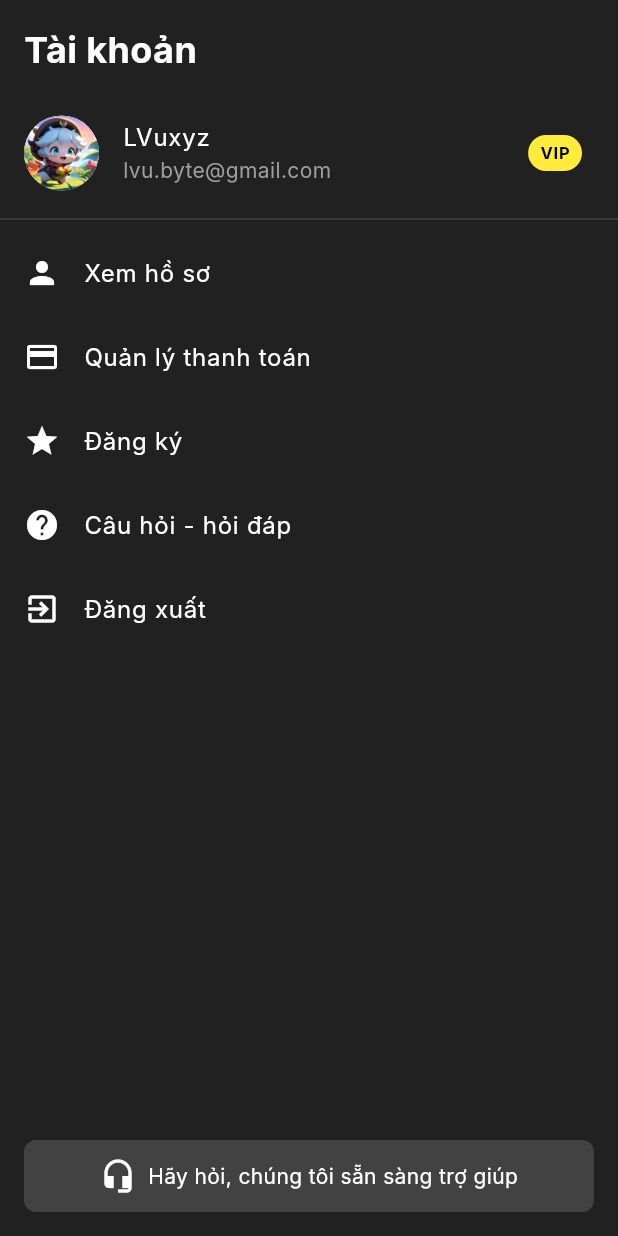
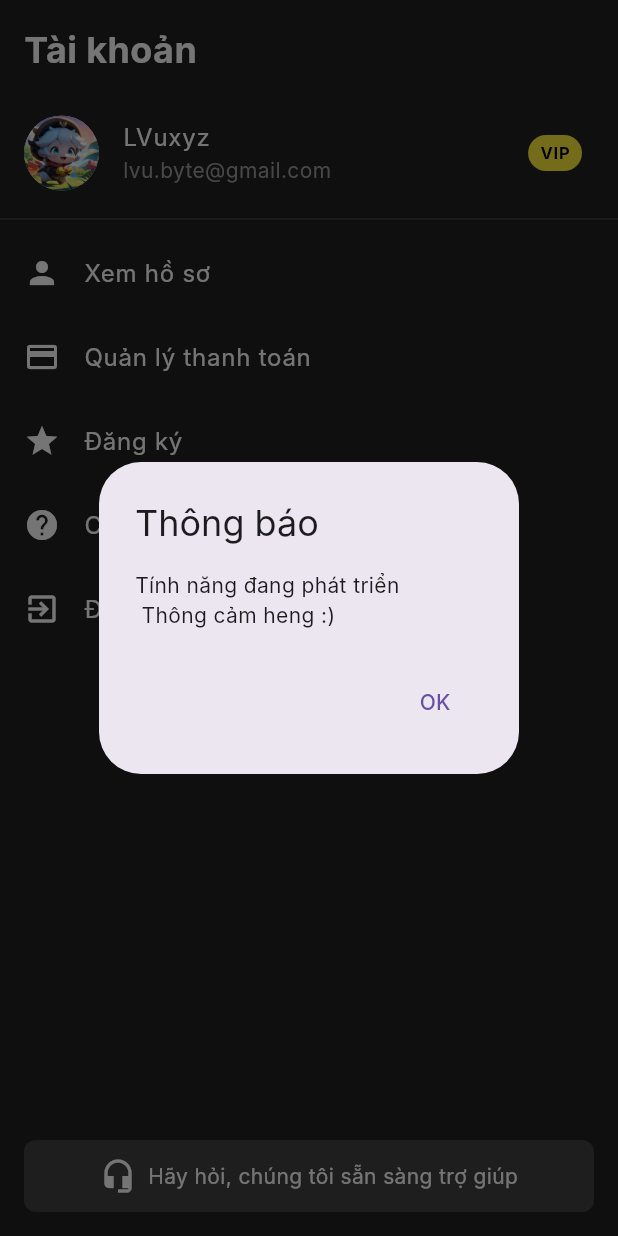
Before and after one commit to huychiendev/Truyen4K-Mobile, a Flutter app: the ProfileScreen screen opened directly, after a tap on "Câu hỏi - hỏi đáp", on a phone screen of 412 x 824 dp. Run offline on Flutter 3.47's test engine with Material 3 defaults, Android fonts, the phone set to English and light mode, and no system bars; our stand-ins replace font_awesome_flutter, shared_preferences; accounts and stored records are empty; network calls fail; Roboto replaces fonts that are missing (Inter).

Commit message:
update chi tiết truyện , truyện > chương

```diff
--- a/lib/screens/item_truyen/chapter_detail_screen.dart
+++ b/lib/screens/item_truyen/chapter_detail_screen.dart
@@ -116,6 +116,7 @@ class _ChapterDetailScreenState extends State<ChapterDetailScreen> {
                     child: Text('Previous Chapter'),
                     style: ElevatedButton.styleFrom(
                       backgroundColor: Colors.blue,
+                      foregroundColor: Colors.white, // Set text color to white
                     ),
                   ),
                 ElevatedButton(
@@ -134,6 +135,7 @@ class _ChapterDetailScreenState extends State<ChapterDetailScreen> {
                   child: Text('Next Chapter'),
                   style: ElevatedButton.styleFrom(
                     backgroundColor: Colors.blue,
+                    foregroundColor: Colors.white, // Set text color to white
                   ),
                 ),
               ],
--- a/lib/screens/menu/explore_screen.dart
+++ b/lib/screens/menu/explore_screen.dart
@@ -132,11 +132,13 @@ class _ExploreScreenState extends State<ExploreScreen> {
   return TextField(
     decoration: InputDecoration(
       hintText: 'Tìm kiếm truyện, tác giả...',
-        prefixIcon: Icon(Icons.search),
+      hintStyle: TextStyle(color: Colors.grey), // Đổi màu chữ gợi ý thành màu trắng
+      prefixIcon: Icon(Icons.search, color: Colors.white), // Đổi màu icon thành màu trắng
       border: OutlineInputBorder(
         borderRadius: BorderRadius.circular(8),
       ),
     ),
+    style: TextStyle(color: Colors.white), // Đổi màu chữ nhập vào thành màu trắng
   );
 }
 
--- a/lib/screens/menu/profile_screen.dart
+++ b/lib/screens/menu/profile_screen.dart
@@ -54,6 +54,26 @@ class ProfileScreen extends StatelessWidget {
               Spacer(),
               Padding(
                 padding: const EdgeInsets.all(16.0),
+                child: GestureDetector(
+                  onTap: () {
+                    showDialog(
+                      context: context,
+                      builder: (BuildContext context) {
+                        return AlertDialog(
+                          title: Text('Thông báo'),
+                          content: Text('Tính năng đang phát triển \n Thông cảm heng :)'),
+                          actions: [
+                            TextButton(
+                              onPressed: () {
+                                Navigator.of(context).pop();
+                              },
+                              child: Text('OK'),
+                            ),
+                          ],
+                        );
+                      },
+                    );
+                  },
                   child: Container(
                     padding: EdgeInsets.symmetric(vertical: 12),
                     decoration: BoxDecoration(
@@ -71,6 +91,7 @@ class ProfileScreen extends StatelessWidget {
                     ),
                   ),
                 ),
+              )
             ],
           ),
         ),
@@ -91,12 +112,30 @@ class ProfileScreen extends StatelessWidget {
         } else if (title == 'Quản lý thanh toán') {
           Navigator.push(
             context,
-            MaterialPageRoute(builder: (context) => AccountScreen()), // Đảm bảo màn hình PaymentScreen1 đã được định nghĩa
+            MaterialPageRoute(builder: (context) => AccountScreen()),
           );
         } else if (title == 'Đăng ký') {
           Navigator.push(
             context,
-            MaterialPageRoute(builder: (context) => PremiumScreen1()), // Thay thế bằng màn hình đăng ký chính xác
+            MaterialPageRoute(builder: (context) => PremiumScreen1()),
+          );
+        } else if (title == 'Câu hỏi - hỏi đáp') {
+          showDialog(
+            context: context,
+            builder: (BuildContext context) {
+              return AlertDialog(
+                title: Text('Thông báo'),
+                content: Text('Tính năng đang phát triển \n Thông cảm heng :)'),
+                actions: [
+                  TextButton(
+                    onPressed: () {
+                      Navigator.of(context).pop();
+                    },
+                    child: Text('OK'),
+                  ),
+                ],
+              );
+            },
           );
         } else if (title == 'Đăng xuất') {
           Navigator.pushReplacement(
--- a/lib/screens/self_screen/payment_screen/account_payment_screen.dart
+++ b/lib/screens/self_screen/payment_screen/account_payment_screen.dart
@@ -54,7 +54,10 @@ class _AccountScreenState extends State<AccountScreen> {
             ),
             ElevatedButton(
               onPressed: _addNewPaymentMethod,
-              child: Text('Thêm phương thức thanh toán mới'),
+              child: Text(
+                'Thêm phương thức thanh toán mới',
+                style: TextStyle(color: Colors.white),
+              ),
               style: ElevatedButton.styleFrom(
                 backgroundColor: Colors.green,
                 minimumSize: Size(double.infinity, 50),
```
Also changed, not shown: lib/screens/self_screen/profile_view_screen/personal_profile_screen.dart (+12 -5 lines), lib/screens/self_screen/register_screen/prime_screen.dart (+20 -1 lines). Lines whose indentation alone changed are shown as unchanged.
